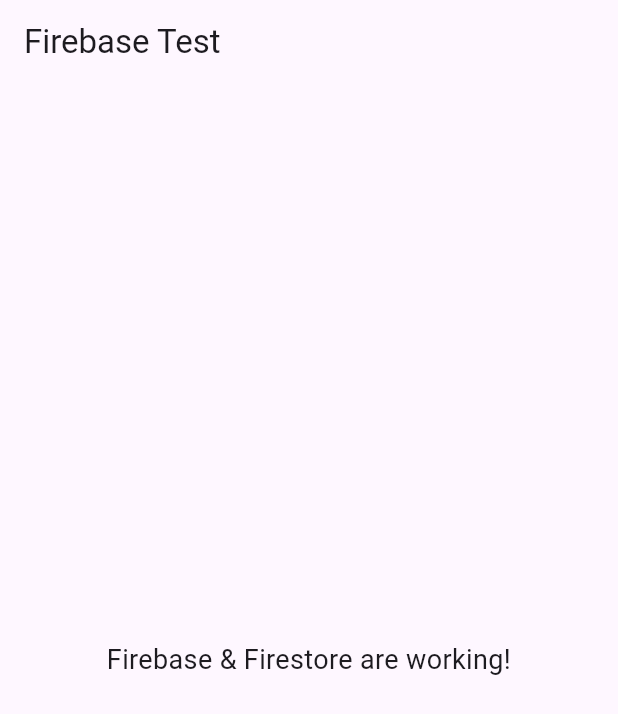
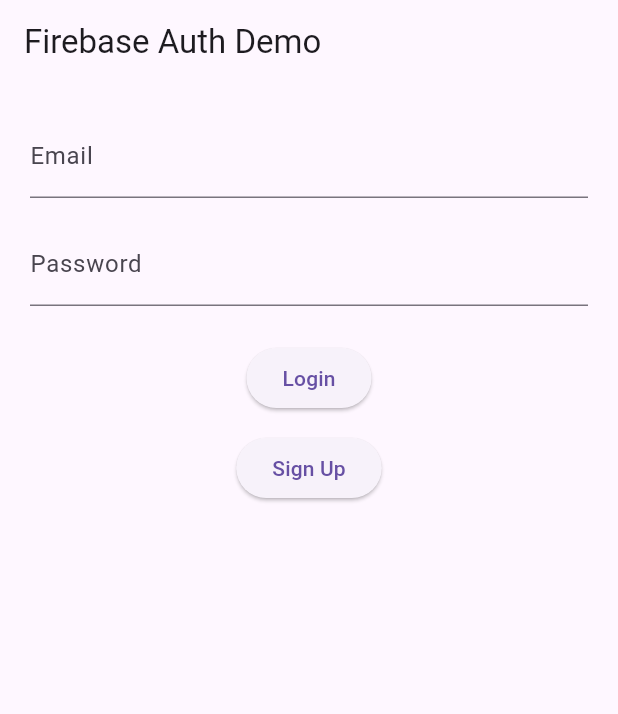
Before and after one commit to satyam294/Flutter, a Flutter app: the screen it shows after launch, on a phone screen of 412 x 824 dp. Shown: the top 714 px of the screen. Run offline on Flutter 3.47's test engine with Material 3 defaults, Android fonts, the phone set to English and light mode, and no system bars; our stand-ins replace appinio_swiper, firebase_auth, firebase_core; accounts and stored records are empty.

Commit message:
implement Auth module

```diff
--- a/mark_it_bookmark_app/lib/main.dart
+++ b/mark_it_bookmark_app/lib/main.dart
@@ -1,10 +1,12 @@
+import 'package:firebase_auth/firebase_auth.dart';
+import 'package:firebase_core/firebase_core.dart';
 import 'package:flutter/material.dart';
-import 'package:firebase_core/firebase_core.dart';
-import 'package:cloud_firestore/cloud_firestore.dart';
 
 import 'firebase_options.dart';
+import 'screens/home_screen.dart';
+import 'screens/login_screen.dart';
 
-void main() async {
+Future<void> main() async {
   WidgetsFlutterBinding.ensureInitialized();
 
   await Firebase.initializeApp(
@@ -19,60 +21,27 @@
 
   @override
   Widget build(BuildContext context) {
-    return const MaterialApp(
-      home: FirebaseTestPage(),
-    );
-  }
-}
+    return MaterialApp(
+      debugShowCheckedModeBanner: false,
+      home: StreamBuilder<User?>(
+        stream: FirebaseAuth.instance.authStateChanges(),
+        builder: (context, snapshot) {
 
-class FirebaseTestPage extends StatefulWidget {
-  const FirebaseTestPage({super.key});
+          if (snapshot.connectionState ==
+              ConnectionState.waiting) {
+            return const Scaffold(
+              body: Center(
+                child: CircularProgressIndicator(),
+              ),
+            );
+          }
 
-  @override
-  State<FirebaseTestPage> createState() => _FirebaseTestPageState();
-}
+          if (snapshot.hasData) {
+            return HomeScreen();
+          }
 
-class _FirebaseTestPageState extends State<FirebaseTestPage> {
-  String status = 'Testing Firebase...';
-
-  @override
-  void initState() {
-    super.initState();
-    testFirebase();
-  }
-
-  Future<void> testFirebase() async {
-    try {
-      await FirebaseFirestore.instance.collection('test').add({
-        'message': 'Firebase connected successfully!',
-        'timestamp': Timestamp.now(),
-      });
-
-      setState(() {
-        status = 'Firebase & Firestore are working!';
-      });
-    } catch (e) {
-      setState(() {
-        status = 'Error:\n$e';
-      });
-    }
-  }
-
-  @override
-  Widget build(BuildContext context) {
-    return Scaffold(
-      appBar: AppBar(
-        title: const Text('Firebase Test'),
-      ),
-      body: Center(
-        child: Padding(
-          padding: const EdgeInsets.all(16),
-          child: Text(
-            status,
-            textAlign: TextAlign.center,
-            style: const TextStyle(fontSize: 18),
-          ),
-        ),
+          return const LoginScreen();
+        },
       ),
     );
   }
--- /dev/null
+++ b/mark_it_bookmark_app/lib/screens/login_screen.dart
@@ -0,0 +1,117 @@
+import 'package:flutter/material.dart';
+import '../services/auth_service.dart';
+
+class LoginScreen extends StatefulWidget {
+  const LoginScreen({super.key});
+
+  @override
+  State<LoginScreen> createState() => _LoginScreenState();
+}
+
+class _LoginScreenState extends State<LoginScreen> {
+  final AuthService authService = AuthService();
+
+  final emailController = TextEditingController();
+  final passwordController = TextEditingController();
+
+  bool isLoading = false;
+
+  Future<void> login() async {
+    try {
+      setState(() {
+        isLoading = true;
+      });
+
+      await authService.login(
+        email: emailController.text.trim(),
+        password: passwordController.text.trim(),
+      );
+    } catch (e) {
+      showError(e.toString());
+    }
+
+    setState(() {
+      isLoading = false;
+    });
+  }
+
+  Future<void> signUp() async {
+    try {
+      setState(() {
+        isLoading = true;
+      });
+
+      await authService.signUp(
+        email: emailController.text.trim(),
+        password: passwordController.text.trim(),
+      );
+    } catch (e) {
+      showError(e.toString());
+    }
+
+    setState(() {
+      isLoading = false;
+    });
+  }
+
+  void showError(String message) {
+    ScaffoldMessenger.of(context).showSnackBar(
+      SnackBar(
+        content: Text(message),
+      ),
+    );
+  }
+
+  @override
+  void dispose() {
+    emailController.dispose();
+    passwordController.dispose();
+    super.dispose();
+  }
+
+  @override
+  Widget build(BuildContext context) {
+    return Scaffold(
+      appBar: AppBar(
+        title: const Text('Firebase Auth Demo'),
+      ),
+      body: Padding(
+        padding: const EdgeInsets.all(20),
+        child: Column(
+          children: [
+            TextField(
+              controller: emailController,
+              decoration: const InputDecoration(
+                labelText: 'Email',
+              ),
+            ),
+
+            const SizedBox(height: 16),
+
+            TextField(
+              controller: passwordController,
+              obscureText: true,
+              decoration: const InputDecoration(
+                labelText: 'Password',
+              ),
+            ),
+
+            const SizedBox(height: 24),
+
+            ElevatedButton(
+              onPressed: isLoading ? null : login,
+              child: const Text('Login'),
+            ),
+
+            const SizedBox(height: 12),
+
+            ElevatedButton(
+              onPressed: isLoading ? null : signUp,
+              child: const Text('Sign Up'),
+            ),
+          ],
+        ),
+      ),
+    );
+  }
+}
--- /dev/null
+++ b/mark_it_bookmark_app/lib/services/auth_service.dart
@@ -0,0 +1,31 @@
+import 'package:firebase_auth/firebase_auth.dart';
+
+class AuthService {
+  final FirebaseAuth _auth = FirebaseAuth.instance;
+
+  Future<void> signUp({
+    required String email,
+    required String password,
+  }) async {
+    await _auth.createUserWithEmailAndPassword(
+      email: email,
+      password: password,
+    );
+  }
+
+  Future<void> login({
+    required String email,
+    required String password,
+  }) async {
+    await _auth.signInWithEmailAndPassword(
+      email: email,
+      password: password,
+    );
+  }
+
+  Future<void> logout() async {
+    await _auth.signOut();
+  }
+
+  User? get currentUser => _auth.currentUser;
+}
```
Also changed, not shown: mark_it_bookmark_app/lib/screens/home_screen.dart (added, +33 -0 lines).
